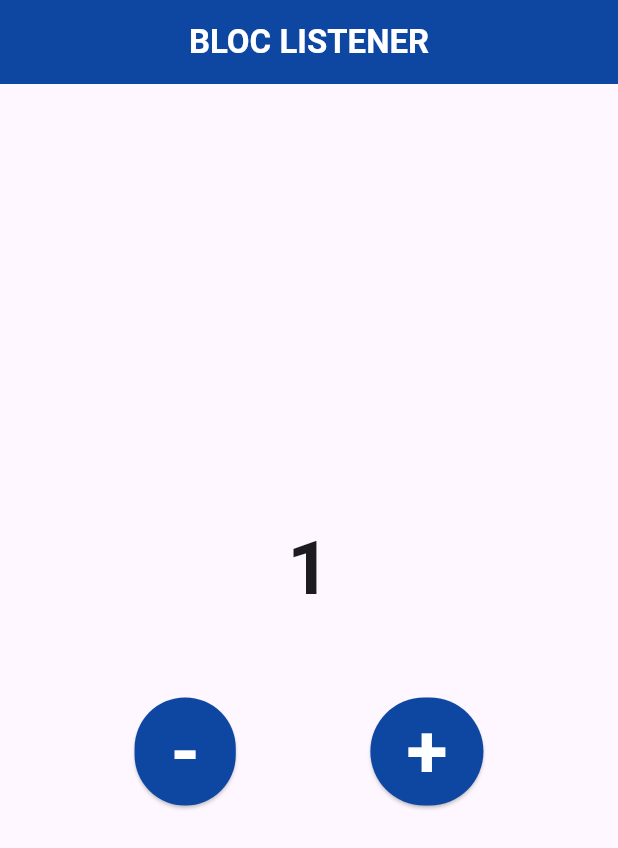
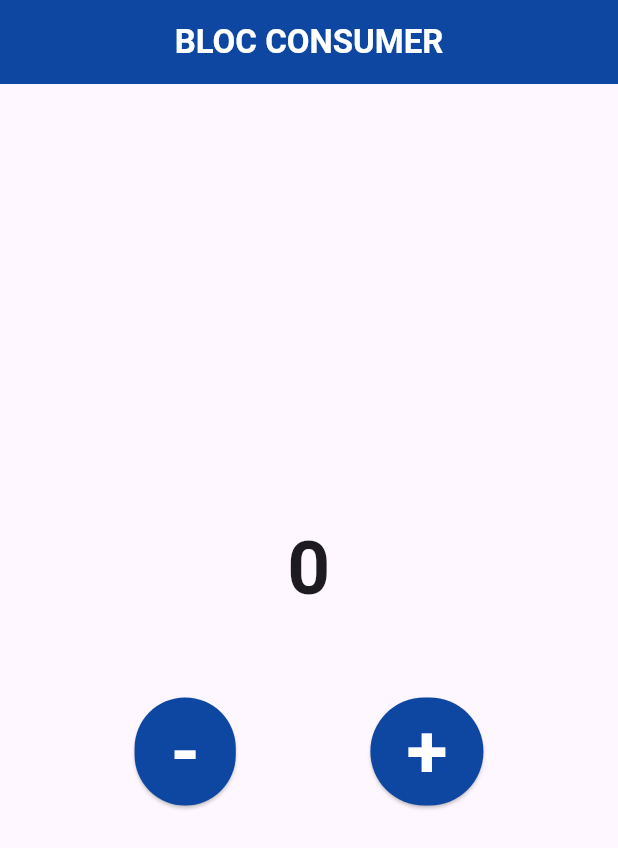
Before and after one commit to iqbalsuwandi20/state-managemet-bloc, a Flutter app: the screen it shows after launch, after a tap on an icon or button, on a phone screen of 412 x 824 dp. Shown: the top 848 px of the screen. Run offline on Flutter 3.47's test engine with Material 3 defaults, Android fonts, the light colour scheme and no system bars; our stand-ins replace bloc, flutter_bloc.

Commit message:
bloc consumer

```diff
--- a/lib/pages/home.dart
+++ b/lib/pages/home.dart
@@ -13,7 +13,7 @@ class HomePage extends StatelessWidget {
     return Scaffold(
       appBar: AppBar(
         title: Text(
-          "Bloc Listener".toUpperCase(),
+          "Bloc Consumer".toUpperCase(),
           style: const TextStyle(
             color: Colors.white,
             fontWeight: FontWeight.bold,
@@ -25,8 +25,25 @@ class HomePage extends StatelessWidget {
       body: Column(
         mainAxisAlignment: MainAxisAlignment.center,
         children: [
-          BlocListener<Counter, int>(
+          BlocConsumer<Counter, int>(
             bloc: myCounter,
+            builder: (context, state) {
+              return Text(
+                "$state",
+                textAlign: TextAlign.center,
+                style: const TextStyle(
+                  fontSize: 50,
+                  fontWeight: FontWeight.bold,
+                ),
+              );
+            },
+            buildWhen: (previous, current) {
+              if (current >= 10) {
+                return true;
+              } else {
+                return false;
+              }
+            },
             listener: (context, state) {
               ScaffoldMessenger.of(context).showSnackBar(
                 SnackBar(
@@ -42,19 +59,6 @@ class HomePage extends StatelessWidget {
                 return false;
               }
             },
-            child: BlocBuilder<Counter, int>(
-              bloc: myCounter,
-              builder: (context, state) {
-                return Text(
-                  "$state",
-                  textAlign: TextAlign.center,
-                  style: const TextStyle(
-                    fontSize: 50,
-                    fontWeight: FontWeight.bold,
-                  ),
-                );
-              },
-            ),
           ),
           const SizedBox(
             height: 50,
```
